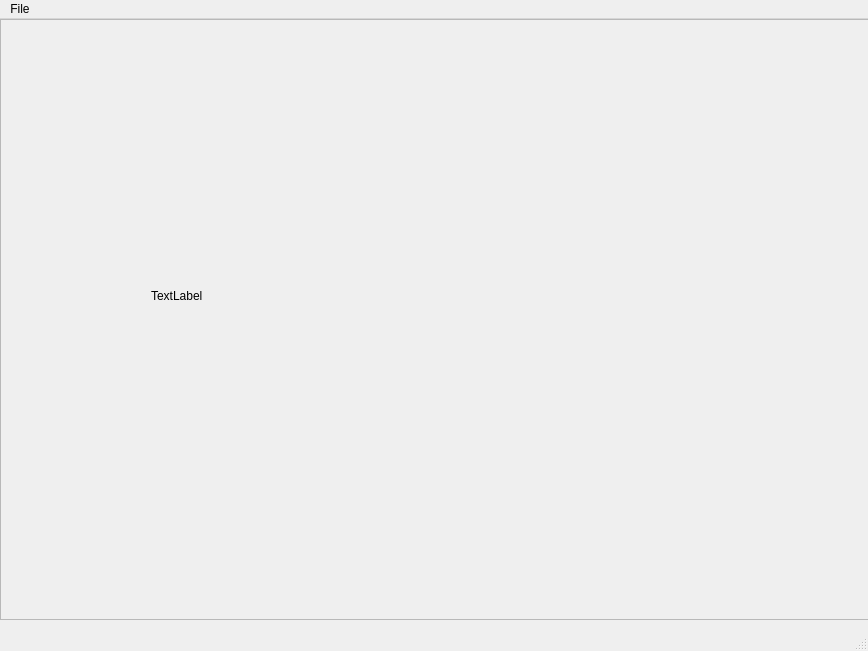
Before: the Qt Designer form src/gui.ui in supersaiyajinggod/GuitarChordsPlayer, drawn with Qt 5.
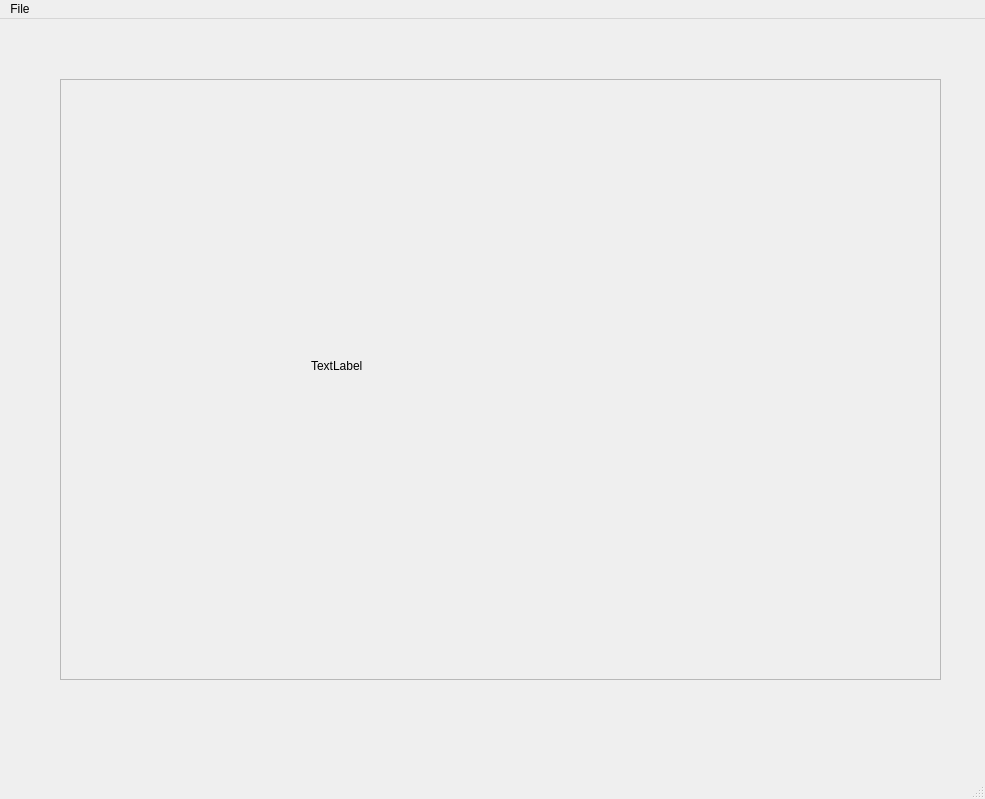
After: the same form once the commit is applied.

Commit message: Fix: success load image file

The edit to the form file:
```diff
--- a/src/gui.ui
+++ b/src/gui.ui
@@ -6,23 +6,35 @@
    <rect>
     <x>0</x>
     <y>0</y>
-    <width>868</width>
-    <height>651</height>
+    <width>985</width>
+    <height>799</height>
    </rect>
   </property>
   <property name="windowTitle">
    <string>MainWindow</string>
   </property>
   <widget class="QWidget" name="centralwidget">
+   <property name="minimumSize">
+    <size>
+     <width>400</width>
+     <height>400</height>
+    </size>
+   </property>
    <widget class="QScrollArea" name="scrollArea">
     <property name="geometry">
      <rect>
-      <x>0</x>
-      <y>0</y>
-      <width>871</width>
+      <x>60</x>
+      <y>60</y>
+      <width>881</width>
       <height>601</height>
      </rect>
     </property>
+    <property name="minimumSize">
+     <size>
+      <width>400</width>
+      <height>400</height>
+     </size>
+    </property>
     <property name="widgetResizable">
      <bool>true</bool>
     </property>
@@ -31,17 +43,23 @@
       <rect>
        <x>0</x>
        <y>0</y>
-       <width>869</width>
+       <width>879</width>
        <height>599</height>
       </rect>
      </property>
+     <property name="minimumSize">
+      <size>
+       <width>400</width>
+       <height>400</height>
+      </size>
+     </property>
      <widget class="QLabel" name="label">
       <property name="geometry">
        <rect>
-        <x>150</x>
-        <y>70</y>
-        <width>431</width>
-        <height>411</height>
+        <x>250</x>
+        <y>60</y>
+        <width>381</width>
+        <height>451</height>
        </rect>
       </property>
       <property name="text">
@@ -56,7 +74,7 @@
     <rect>
      <x>0</x>
      <y>0</y>
-     <width>868</width>
+     <width>985</width>
      <height>22</height>
     </rect>
    </property>
```
The commit also changes 1 other file.
